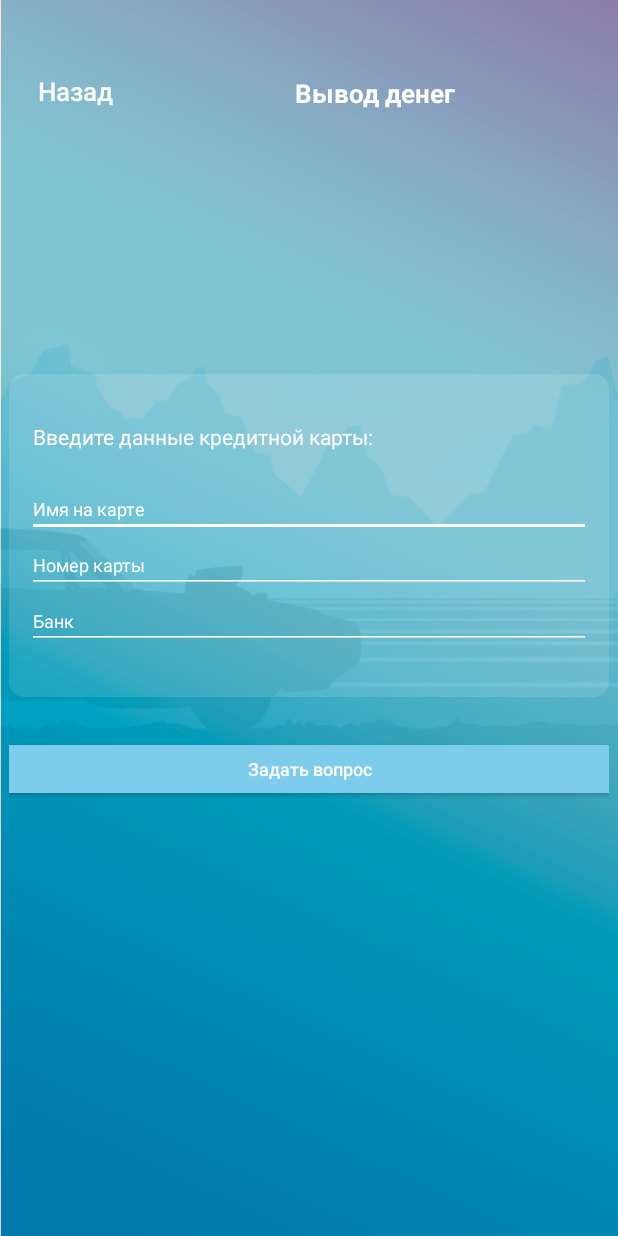
After one commit to Dima2407/smapl, an Android app: the fragment MoneyWithdrawalFragment shown on its own in the app's theme, on a phone screen of 412 x 824 dp. The commit adds this screen. Run offline under Robolectric (Android 15) with nearby library versions, the phone set to English and light mode, and no system bars; our stand-ins replace CircleImageView, data binding; libraries missing offline, so code that uses them is left out: com.crashlytics.android, com.facebook, com.facebook.appevents, com.facebook.login, com.nostra13.universalimageloader and 1 more; 2 statements that could not run were skipped.

Commit message:
added MoneyWithdrawalFragment

```diff
--- /dev/null
+++ b/app/src/main/java/com/smapl_android/ui/fragments/MoneyWithdrawalFragment.java
@@ -0,0 +1,56 @@
+package com.smapl_android.ui.fragments;
+
+import android.databinding.DataBindingUtil;
+import android.os.Bundle;
+import android.support.annotation.Nullable;
+import android.view.LayoutInflater;
+import android.view.View;
+import android.view.ViewGroup;
+import android.widget.ImageView;
+import android.widget.LinearLayout;
+
+import com.smapl_android.R;
+
+import com.smapl_android.core.CoreRequest;
+import com.smapl_android.databinding.FragmentMoneyWithdrawBinding;
+import com.smapl_android.net.responses.GetCampaignListResponse;
+import com.smapl_android.ui.base.BaseFragment;
+
+import java.util.List;
+
+
+public class MoneyWithdrawalFragment extends BaseFragment {
+
+    @Nullable
+    @Override
+    public View onCreateView(LayoutInflater inflater, @Nullable ViewGroup container, @Nullable Bundle savedInstanceState) {
+        FragmentMoneyWithdrawBinding binding = DataBindingUtil.inflate(inflater, R.layout.fragment_money_withdraw, container, false);
+        binding.setPresenter(new Presenter());
+        binding.setUser(getCoreActivity().getUserInfo());
+        return binding.getRoot();
+    }
+
+    @Override
+    public void onViewCreated(View view, @Nullable Bundle savedInstanceState) {
+        super.onViewCreated(view, savedInstanceState);
+
+        //linearContent = (LinearLayout) view.findViewById(R.id.linear_main_screen);
+
+
+    }
+
+    public class Presenter{
+
+        public void onClickBack(){
+            getCoreActivity().onBackPressed();
+        }
+
+    }
+
+    @Override
+    public void onActivityCreated(@Nullable Bundle savedInstanceState) {
+        super.onActivityCreated(savedInstanceState);
+
+    }
+
+}
--- a/app/src/main/java/com/smapl_android/ui/fragments/ProfileFragment.java
+++ b/app/src/main/java/com/smapl_android/ui/fragments/ProfileFragment.java
@@ -34,7 +34,7 @@ public class ProfileFragment extends BaseFragment {
         }
 
         public void goToObtainMoney() {
-
+            getCoreActivity().replaceContentWithHistory(new MoneyWithdrawalFragment());
         }
 
         public void goToEditPersonalInfo() {
--- /dev/null
+++ b/app/src/main/res/layout/fragment_money_withdraw.xml
@@ -0,0 +1,111 @@
+<?xml version="1.0" encoding="utf-8"?>
+<layout xmlns:android="http://schemas.android.com/apk/res/android"
+    xmlns:custom="http://schemas.android.com/apk/res-auto">
+
+    <data>
+
+        <variable
+            name="user"
+            type="com.smapl_android.model.UserInfo" />
+
+        <variable
+            name="presenter"
+            type="com.smapl_android.ui.fragments.MoneyWithdrawalFragment.Presenter" />
+    </data>
+
+    <LinearLayout
+        android:layout_width="match_parent"
+        android:layout_height="match_parent"
+        android:background="@drawable/bg"
+        android:orientation="vertical"
+        android:paddingLeft="6dp"
+        android:paddingRight="6dp"
+        android:paddingTop="36dp"
+        android:paddingBottom="36dp">
+
+        <com.smapl_android.ui.widgets.SimpleTopBar
+            android:id="@+id/linear_edit_car_menu"
+            android:layout_width="match_parent"
+            android:layout_height="wrap_content"
+            custom:leftText="@string/back"
+            custom:centerText="@string/obtain_money"
+            custom:leftClick="@{() -> presenter.onClickBack()}"/>
+
+        <com.smapl_android.ui.widgets.UserInfoBar
+            android:layout_width="wrap_content"
+            android:layout_height="wrap_content"
+            custom:carInfo="@{user.carBrandModel}"
+            custom:carPhoto="@{user.carPhoto}"
+            custom:leftSpace="6dp"
+            custom:userName="@{user.name}" />
+
+        <TextView
+            android:id="@+id/current_balance_TextView"
+            android:layout_width="match_parent"
+            android:layout_height="wrap_content"
+            android:layout_marginTop="46dp"
+            android:text="@{user.balance}"
+            android:textColor="#FFFFFFFF"
+            android:textSize="20sp" />
+
+        <LinearLayout
+            android:layout_marginTop="30dp"
+            android:layout_width="match_parent"
+            android:layout_height="wrap_content"
+            android:background="@drawable/rounded_background"
+            android:orientation="vertical"
+            android:paddingBottom="32dp"
+            android:paddingLeft="12dp"
+            android:paddingRight="12dp"
+            android:paddingTop="32dp">
+
+            <TextView
+                android:layout_width="match_parent"
+                android:layout_height="wrap_content"
+                android:layout_marginLeft="4dp"
+                android:text="Введите данные кредитной карты:"
+                android:textColor="#FFFFFF" />
+
+            <EditText
+                android:layout_marginTop="20dp"
+                android:layout_width="match_parent"
+                android:layout_height="wrap_content"
+                android:hint="Имя на карте"
+                android:textColor="#FFFFFF"
+                android:textColorHint="#FFFFFFFF"
+                android:textSize="12sp"
+                android:backgroundTint="#FFFFFFFF"
+                />
+
+            <EditText
+                android:layout_width="match_parent"
+                android:layout_height="wrap_content"
+                android:hint="Номер карты"
+                android:textColor="#FFFFFF"
+                android:textColorHint="#FFFFFFFF"
+                android:textSize="12sp"
+                android:backgroundTint="#FFFFFFFF"/>
+
+            <EditText
+                android:layout_width="match_parent"
+                android:layout_height="wrap_content"
+                android:hint="Банк"
+                android:textColor="#FFFFFF"
+                android:textColorHint="#FFFFFFFF"
+                android:textSize="12sp"
+                android:backgroundTint="#FFFFFFFF"/>
+
+        </LinearLayout>
+        <Button
+            android:layout_marginTop="32dp"
+            android:layout_width="match_parent"
+            android:layout_height="32dp"
+            android:text="Задать вопрос"
+            android:textSize="12sp"
+            android:textAllCaps="false"
+            android:textColor="#FFFFFFFF"
+            android:background="#7dcceb"
+            />
+
+    </LinearLayout>
+</layout>
--- a/app/src/main/res/layout/sticker_list_item.xml
+++ b/app/src/main/res/layout/sticker_list_item.xml
@@ -10,18 +10,20 @@
         android:paddingRight="50dp">
 
         <ImageView
+            android:id="@+id/sticker_first_image"
             android:background="@drawable/round_white_strip"
             android:layout_width="100dp"
             android:layout_height="100dp"
             android:layout_alignParentLeft="true"
-            android:src="#000" />
+            android:src="@drawable/audi8" />
 
         <ImageView
+            android:id="@+id/sticker_second_image"
             android:background="@drawable/round_white_strip"
 
             android:layout_width="100dp"
             android:layout_height="100dp"
             android:layout_alignParentRight="true"
-            android:src="#000" />
+            android:src="@drawable/audi" />
     </RelativeLayout>
 </layout>
```
